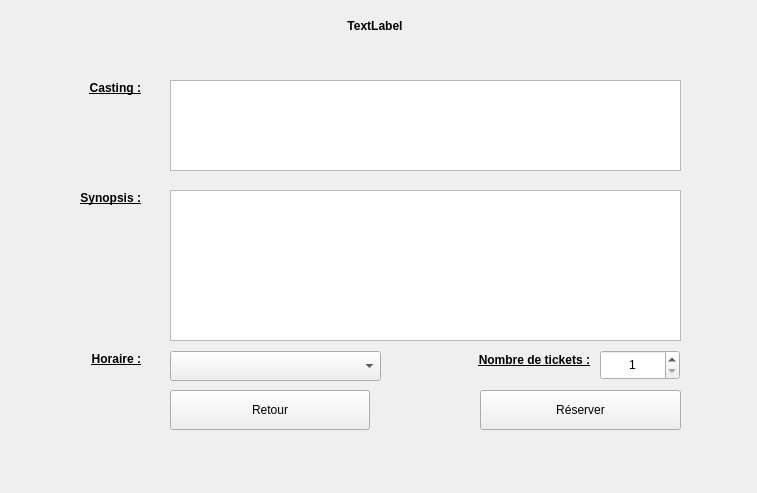
This is ui/detailWidget.ui in KaneRoot/ihmsem6a as Qt 5 draws it before an edit. The edited form follows.
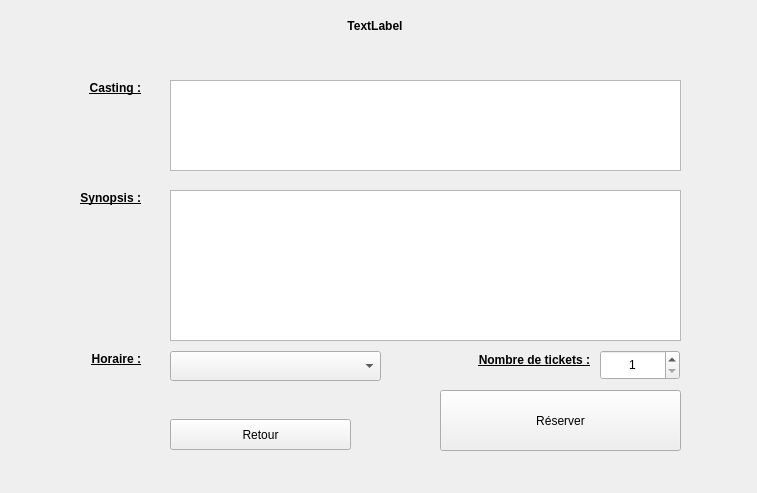
This is the edited form.

```diff
--- a/ui/detailWidget.ui
+++ b/ui/detailWidget.ui
@@ -17,9 +17,9 @@
    <property name="geometry">
     <rect>
      <x>170</x>
-     <y>390</y>
-     <width>200</width>
-     <height>40</height>
+     <y>419</y>
+     <width>181</width>
+     <height>31</height>
     </rect>
    </property>
    <property name="text">
@@ -116,10 +116,10 @@
   <widget class="QPushButton" name="btnReserver">
    <property name="geometry">
     <rect>
-     <x>480</x>
+     <x>440</x>
      <y>390</y>
-     <width>201</width>
-     <height>40</height>
+     <width>241</width>
+     <height>61</height>
     </rect>
    </property>
    <property name="text">
```
